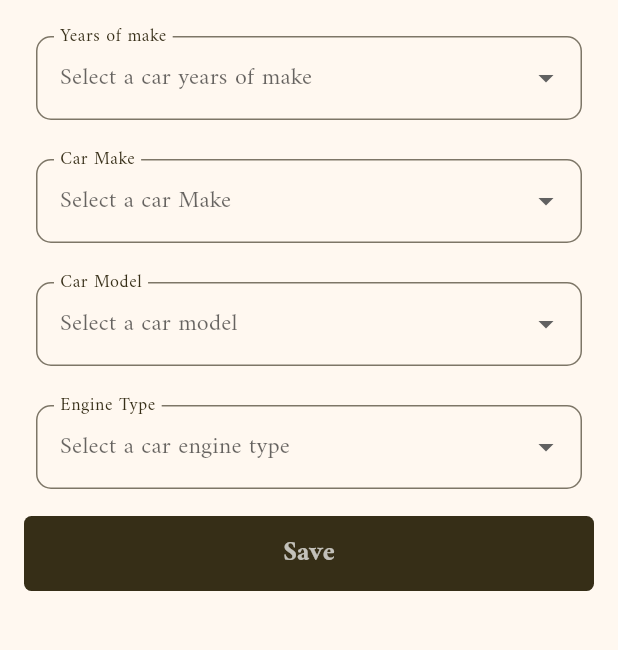
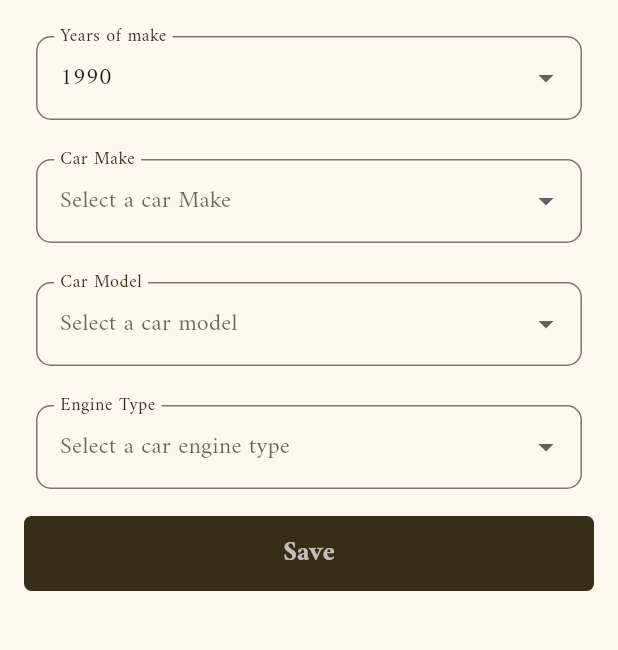
Before and after one commit to m2chanic/MechanicApp, a Flutter app: the AddCarInfoScreen screen opened directly, on a phone screen of 412 x 824 dp, the part 294-944 px from its top. Run offline on Flutter 3.47's test engine with Material 3 defaults, Android fonts, the phone set to English and light mode, and no system bars; our stand-ins replace carousel_slider, cloud_firestore, firebase_auth, firebase_core, flutter_credit_card, flutter_datetime_picker_plus and 5 more; missing offline and left inert: dashed_stepper; accounts and stored records are empty.

Commit message:
update service provider error

```diff
--- a/lib/driver/controller/driver_controller.dart
+++ b/lib/driver/controller/driver_controller.dart
@@ -59,7 +59,9 @@ class DriverController {
 
 
   Future updateOrder(Order order)async{
+     print(order.paymentStatus);
     await remoteDataSource.updateOrder(order).then((value){}).catchError((error){
+      print(error.toString());
     });
   }
 
--- a/lib/main.dart
+++ b/lib/main.dart
@@ -17,7 +17,6 @@ void main() async{
   tz.initializeTimeZones();
    runApp(Phoenix(child: const MyApp()));
 }
-
 
 class MyApp extends StatelessWidget {
   const MyApp({super.key});
--- a/lib/providers/controller.dart
+++ b/lib/providers/controller.dart
@@ -1,8 +1,6 @@
 import 'dart:async';
-
 import 'package:firebase_auth/firebase_auth.dart' as auth;
-import 'package:flutter/material.dart';
- import 'package:mechanic/models/car_services.dart';
+import 'package:mechanic/models/car_services.dart';
 import 'package:mechanic/models/order.dart';
 import 'package:mechanic/models/service_provider.dart';
 import 'package:mechanic/models/user.dart';
@@ -11,7 +9,6 @@ import 'package:mechanic/utils/api.dart';
 import 'package:mechanic/utils/constants.dart';
 import 'package:mechanic/utils/state_renderer/state_renderer.dart';
 import 'package:mechanic/utils/state_renderer/state_renderer_impl.dart';
-
 import '../models/car_make.dart';
 import '../models/car_model.dart';
 
--- a/lib/screens/add_vehicle_info_screen.dart
+++ b/lib/screens/add_vehicle_info_screen.dart
@@ -28,7 +28,7 @@ class _AddCarInfoScreenState extends State<AddCarInfoScreen> {
   CarMake? selectedMake;
   String? selectedModel;
   String? selectedEngineType;
-  String? selectedMakeYear ;
+  String? selectedMakeYear = '1990';
 
   bool modelsLoading = false;
   _bind() async {
--- a/lib/screens/appointment_booking_screen.dart
+++ b/lib/screens/appointment_booking_screen.dart
@@ -87,8 +87,7 @@ class _AppointmentBookingScreenState extends State<AppointmentBookingScreen> {
                     items: serviceTypes.map((String serviceType) {
                       return DropdownMenuItem<String>(
                         value: serviceType, // Make sure each value is unique
-                        child: Text(serviceType),
-
+                        child: Text(serviceType==serviceTypes[0]?'At the workshop':'Service at home'),
                       );
                     }).toList(),
                     decoration: const InputDecoration(
--- a/lib/service_provider/screens/new_requests.dart
+++ b/lib/service_provider/screens/new_requests.dart
@@ -164,7 +164,7 @@ Widget? _home() {
               },
               child: const Text('Accept'),
             ),
-          if(request.status==orderStatus[1]&&request.paymentStatus==paymentStatus[1])
+          if(request.status!=orderStatus[2]&&request.paymentStatus==paymentStatus[1])
             ElevatedButton(
               style:  ButtonStyle(
                   foregroundColor: const MaterialStatePropertyAll(Colors.white),
@@ -328,7 +328,7 @@ Widget? _home() {
                   },
                   child: const Text('Accept'),
                 ),
-              if(request.status==orderStatus[1] && request.paymentStatus == paymentType[1])
+              if(request.status==orderStatus[1] && request.paymentStatus == paymentStatus[1])
                 ElevatedButton(
                   style:  ButtonStyle(
                       foregroundColor: const MaterialStatePropertyAll(Colors.white),
--- a/lib/utils/app_strings.dart
+++ b/lib/utils/app_strings.dart
@@ -20,7 +20,7 @@ class AppString{
   static const String trackOrder = 'Track Order';
   static const String reserve = 'Reserve';
   static const String reservesHistory = 'Reserve History';
-  static const String pay = 'Pay';
+  static const String pay = 'E-Pay';
   static const String selectServices = 'Select Car Services';
   static const String continue_ = 'Continue';
   static const String cancelOrder = 'Cancel Order';
--- a/lib/utils/constants.dart
+++ b/lib/utils/constants.dart
@@ -26,6 +26,7 @@ class AppAssets {
   static String success  = 'assets/json/success.json';
   static String user  = 'assets/json/user.json';
   static String driver  = 'assets/json/driver.json';
+  static String grage  = 'assets/json/garage.json';
 
 }
 GlobalKey<ScaffoldState> scfKey =GlobalKey<ScaffoldState>();
```
Also changed, not shown: assets/json/garage.json (added, +1 -0 lines).
